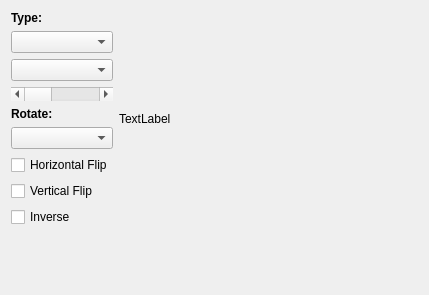
Before: the Qt Designer form controls/setup/parts/setuptabprepare.ui in riuson/lcd-image-converter, drawn with Qt 5.
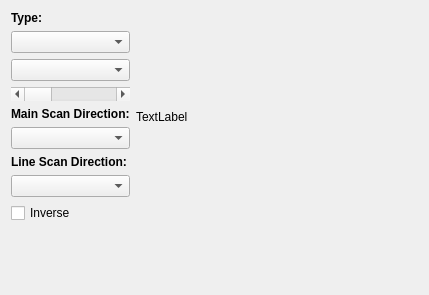
After: the same form once the commit is applied.

Commit message: Setup scan direction throw UI

Diff of the .ui file:
```diff
--- a/controls/setup/parts/setuptabprepare.ui
+++ b/controls/setup/parts/setuptabprepare.ui
@@ -76,7 +76,7 @@
           </font>
          </property>
          <property name="text">
-          <string>Rotate:</string>
+          <string>Main Scan Direction:</string>
          </property>
         </widget>
        </item>
@@ -91,30 +91,20 @@
         </widget>
        </item>
        <item>
-        <widget class="QCheckBox" name="checkBoxFlipHorizontal">
-         <property name="sizePolicy">
-          <sizepolicy hsizetype="Preferred" vsizetype="Fixed">
-           <horstretch>0</horstretch>
-           <verstretch>0</verstretch>
-          </sizepolicy>
+        <widget class="QLabel" name="label">
+         <property name="font">
+          <font>
+           <weight>75</weight>
+           <bold>true</bold>
+          </font>
          </property>
          <property name="text">
-          <string>Horizontal Flip</string>
+          <string>Line Scan Direction:</string>
          </property>
         </widget>
        </item>
        <item>
-        <widget class="QCheckBox" name="checkBoxFlipVertical">
-         <property name="sizePolicy">
-          <sizepolicy hsizetype="Preferred" vsizetype="Fixed">
-           <horstretch>0</horstretch>
-           <verstretch>0</verstretch>
-          </sizepolicy>
-         </property>
-         <property name="text">
-          <string>Vertical Flip</string>
-         </property>
-        </widget>
+        <widget class="QComboBox" name="comboBoxScanSub"/>
        </item>
        <item>
         <widget class="QCheckBox" name="checkBoxInverse">
```
Left out of the diff: 2 changed lines with no effect on the pictures. The commit also changes 2 other files.
